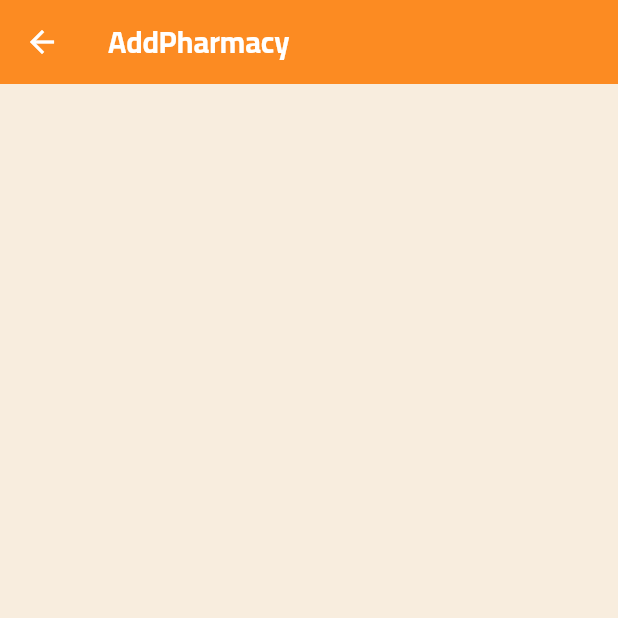
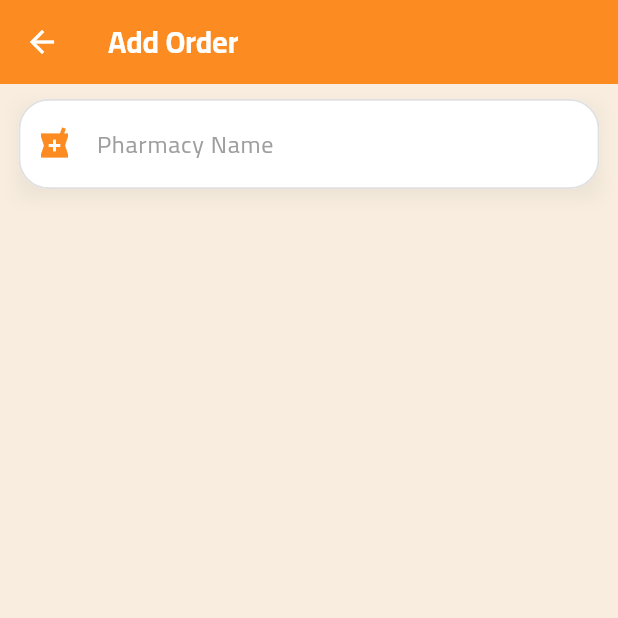
Before and after one commit to Mustafa-Sharaf/IntelliPharm, a Flutter app: the AddOrderScreen screen opened by its route, on a phone screen of 412 x 824 dp, the top half of it. Run offline on Flutter 3.47's test engine with Material 3 defaults, Android fonts, the light colour scheme and no system bars; our stand-ins replace geolocator, get, get_storage, google_maps_flutter; accounts and stored records are empty.

Commit message:
Add Pharmacy Screen in project

```diff
--- a/lib/app_theme/AppColors.dart
+++ b/lib/app_theme/AppColors.dart
@@ -3,7 +3,6 @@ import 'package:flutter/material.dart';
 
 
 class AppColors{
-  //هي اللوان يلي لح استخدمها
   static const  backgroundColorLight1 = Color(0xfff8edde);
   static const  backgroundColorLight2 = Colors.white;
   static const componentDark = Color(0xFF212934);
--- a/lib/app_theme/app_theme.dart
+++ b/lib/app_theme/app_theme.dart
@@ -1,25 +1,4 @@
-/*import 'package:flutter/material.dart';
-import 'AppColors.dart';
 
-
-class AppThemes {
-  static final lightTheme = ThemeData.light().copyWith(
-    textSelectionTheme: TextSelectionThemeData(
-      cursorColor: AppColors.primaryColor,
-      selectionColor: Colors.green.withValues(alpha: 0.4),
-      selectionHandleColor: Colors.green,
-    ),
-  );
-
-  static final darkTheme = ThemeData.dark().copyWith(
-    textSelectionTheme: TextSelectionThemeData(
-      cursorColor: AppColors.primaryColor,
-      selectionColor: Colors.green.withValues(alpha: 0.4),
-      selectionHandleColor: Colors.green,
-    ),
-
-  );
-}*/
 import 'package:flutter/material.dart';
 import 'package:intellipharm/app_theme/theme_extension.dart';
 import 'AppColors.dart';
@@ -28,6 +7,7 @@ import 'AppColors.dart';
 class AppThemes {
 
   /// LIGHT THEME
+  /// Use the default Light theme and then modify it using copyWith
   static final lightTheme = ThemeData.light().copyWith(
 
     scaffoldBackgroundColor: AppColors.backgroundColorLight1,
@@ -35,7 +15,7 @@ class AppThemes {
     textSelectionTheme: TextSelectionThemeData(
       cursorColor: AppColors.primaryColor,
       selectionColor: Colors.green.withValues(alpha: 0.4),
-      selectionHandleColor: Colors.green,
+      selectionHandleColor: AppColors.primaryColor,
     ),
 
     extensions: const [
@@ -58,7 +38,7 @@ class AppThemes {
     textSelectionTheme: TextSelectionThemeData(
       cursorColor: AppColors.primaryColor,
       selectionColor: Colors.green.withValues(alpha: 0.4),
-      selectionHandleColor: Colors.green,
+      selectionHandleColor: AppColors.primaryColor,
     ),
 
     extensions: const [
--- a/lib/language/Language.dart
+++ b/lib/language/Language.dart
@@ -34,10 +34,10 @@ class MyLanguage implements Translations{
       "View_Orders":"View Orders",
       "My_Balance":"My Balance",
       "Log_In":"Log In",
-      "":"",
-      "":"",
-      "":"",
-      "":"",
+      "LocationCreation":"Location Creation",
+      "Pharmacist'sName":"Pharmacist's Name",
+      "PhoneNumber":"Phone Number",
+      "PharmacyName":"Pharmacy Name",
       "":"",
       "":"",
       "":"",
@@ -80,6 +80,7 @@ class MyLanguage implements Translations{
       "View_Orders": "عرض الطلبات",
       "My_Balance": "رصيدي",
       "Log_In":"تسجيل الدخول",
+      "LocationCreation":"إنشاء الموقع",
 
 
 
--- a/lib/modules/AddOrder/AddOrder_Controller.dart
+++ b/lib/modules/AddOrder/AddOrder_Controller.dart
@@ -0,0 +1,9 @@
+
+
+import 'package:flutter/material.dart';
+import 'package:get/get.dart';
+
+class AddOrderController extends GetxController{
+
+  var pharmacyNameController = TextEditingController();
+}
--- a/lib/modules/AddOrder/AddOrder_Screen.dart
+++ b/lib/modules/AddOrder/AddOrder_Screen.dart
@@ -1,18 +1,24 @@
 import 'package:flutter/material.dart';
 import 'package:get/get.dart';
+import 'package:intellipharm/modules/AddOrder/AddOrder_Controller.dart';
+import '../../Widgets/CustomTextField.dart';
 import '../../app_theme/AppColors.dart';
+import '../../app_theme/theme_extension.dart';
 
 class AddOrderScreen extends StatelessWidget {
   const AddOrderScreen({super.key});
 
   @override
   Widget build(BuildContext context) {
+    final colors = Theme.of(context).extension<ThemeColors>()!;
+    final controller = Get.put(AddOrderController());
     return Scaffold(
+      backgroundColor: colors.backgroundMain,
       appBar: AppBar(
         backgroundColor: AppColors.primaryColor,
         foregroundColor: AppColors.white,
         title: Text(
-          "AddPharmacy".tr,
+          "Add_Order".tr,
           style: TextStyle(
             fontSize: 20,
             fontWeight: FontWeight.bold,
@@ -21,6 +27,19 @@ class AddOrderScreen extends StatelessWidget {
           ),
         ),
       ),
+      body:Padding(
+        padding: EdgeInsets.symmetric(horizontal: MediaQuery.of(context).size.width * 0.03),
+        child: Column(
+          children: [
+            CustomTextField(
+              label: "PharmacyName".tr,
+              icon: Icons.local_pharmacy,
+              controller: controller.pharmacyNameController,
+            ),
+
+          ],
+        ),
+      )
     );
   }
 }
--- a/lib/modules/Home/Home_Screen.dart
+++ b/lib/modules/Home/Home_Screen.dart
@@ -36,7 +36,7 @@ class HomeScreen extends StatelessWidget {
               icon: Icons.receipt_long,
               title: "Add_Order".tr,
               color: const Color(0xFF4CAF50),
-              onTap: () => (),
+              onTap: () => Get.toNamed('/addOrderScreen'),
             ),
             HomeCard(
               icon: Icons.groups,
--- a/pubspec.yaml
+++ b/pubspec.yaml
@@ -33,6 +33,8 @@ dependencies:
   get: ^4.7.3
   font_awesome_flutter: ^10.12.0
   get_storage: ^2.1.1
+  google_maps_flutter: ^2.3.0
+  geolocator: ^11.0.0
 
   # The following adds the Cupertino Icons font to your application.
   # Use with the CupertinoIcons class for iOS style icons.
```
Also changed, not shown: lib/app_theme/theme_extension.dart (+1 -8 lines), lib/modules/AddPharmacy/AddPharmacy_Controller.dart (+78 -0 lines), lib/modules/AddPharmacy/AddPharmacy_Screen.dart (+111 -3 lines), pubspec.lock, 4 other files.
